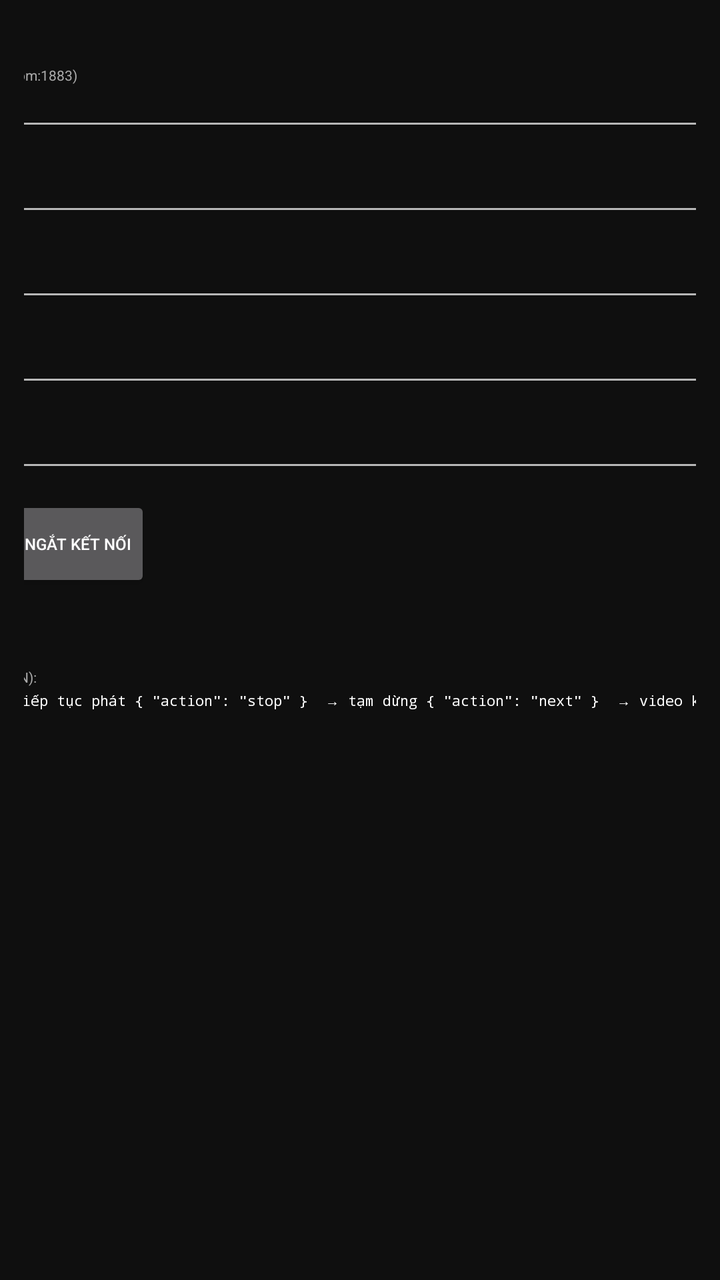
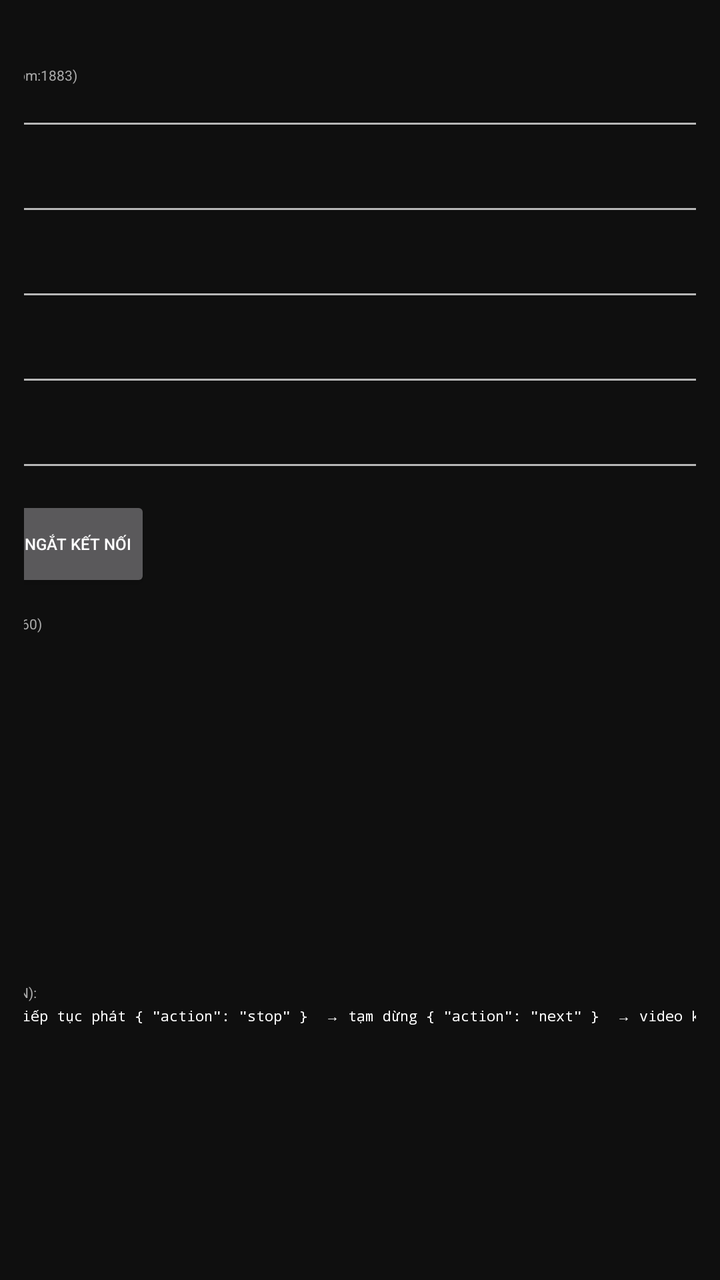

Before-and-after screenshots of an Android layout around one commit, followed by the original layout XML and the change that was made.
<!-- AndroidManifest.xml: application theme Theme.AppCompat.NoActionBar -->
<!-- res/layout/activity_settings.xml -->
<?xml version="1.0" encoding="utf-8"?>
<ScrollView xmlns:android="http://schemas.android.com/apk/res/android"
    android:layout_width="match_parent"
    android:layout_height="match_parent"
    android:fillViewport="true"
    android:padding="12dp"
    android:background="#0f0f0f">

    <LinearLayout
        android:orientation="vertical"
        android:layout_width="560dp"
        android:maxWidth="560dp"
        android:layout_height="wrap_content"
        android:layout_gravity="center_horizontal">

        <TextView
            android:layout_width="wrap_content"
            android:layout_height="wrap_content"
            android:text="Cài đặt MQTT"
            android:textColor="#FFFFFF"
            android:textSize="10sp"
            android:textStyle="bold"
            android:layout_marginBottom="7dp" />

        <TextView
            android:layout_width="wrap_content"
            android:layout_height="wrap_content"
            android:text="Broker (ví dụ: tcp://broker.hivemq.com:1883)"
            android:textColor="#AAAAAA"
            android:textSize="7sp" />

        <EditText
            android:id="@+id/et_broker"
            android:layout_width="match_parent"
            android:layout_height="wrap_content"
            android:textSize="8sp"
            android:textColor="#FFFFFF"
            android:inputType="textUri"
            android:importantForAutofill="no"
            android:layout_marginBottom="5dp" />

        <TextView
            android:layout_width="wrap_content"
            android:layout_height="wrap_content"
            android:text="Client ID"
            android:textColor="#AAAAAA"
            android:textSize="7sp" />

        <EditText
            android:id="@+id/et_client_id"
            android:layout_width="match_parent"
            android:layout_height="wrap_content"
            android:textSize="8sp"
            android:textColor="#FFFFFF"
            android:inputType="text"
            android:importantForAutofill="no"
            android:layout_marginBottom="5dp" />

        <TextView
            android:layout_width="wrap_content"
            android:layout_height="wrap_content"
            android:text="Username (nếu broker yêu cầu)"
            android:textColor="#AAAAAA"
            android:textSize="7sp" />

        <EditText
            android:id="@+id/et_username"
            android:layout_width="match_parent"
            android:layout_height="wrap_content"
            android:textSize="8sp"
            android:textColor="#FFFFFF"
            android:inputType="text"
            android:importantForAutofill="no"
            android:layout_marginBottom="5dp" />

        <TextView
            android:layout_width="wrap_content"
            android:layout_height="wrap_content"
            android:text="Password"
            android:textColor="#AAAAAA"
            android:textSize="7sp" />

        <EditText
            android:id="@+id/et_password"
            android:layout_width="match_parent"
            android:layout_height="wrap_content"
            android:textSize="8sp"
            android:textColor="#FFFFFF"
            android:inputType="textPassword"
            android:importantForAutofill="no"
            android:layout_marginBottom="5dp" />

        <TextView
            android:layout_width="wrap_content"
            android:layout_height="wrap_content"
            android:text="Topic đăng ký (subscribe)"
            android:textColor="#AAAAAA"
            android:textSize="7sp" />

        <EditText
            android:id="@+id/et_topic"
            android:layout_width="match_parent"
            android:layout_height="wrap_content"
            android:textSize="8sp"
            android:textColor="#FFFFFF"
            android:inputType="text"
            android:importantForAutofill="no"
            android:layout_marginBottom="7dp" />

        <LinearLayout
            android:orientation="horizontal"
            android:layout_width="wrap_content"
            android:layout_height="wrap_content"
            android:layout_marginBottom="5dp">

            <Button
                android:id="@+id/btn_save"
                android:layout_width="wrap_content"
                android:layout_height="wrap_content"
                android:minWidth="0dp"
                android:text="Lưu"
                android:textSize="8sp"
                android:paddingStart="10dp"
                android:paddingEnd="10dp"
                android:layout_marginEnd="8dp" />

            <Button
                android:id="@+id/btn_connect"
                android:layout_width="wrap_content"
                android:layout_height="wrap_content"
                android:minWidth="0dp"
                android:text="Kết nối"
                android:textSize="8sp"
                android:paddingStart="10dp"
                android:paddingEnd="10dp"
                android:layout_marginEnd="8dp" />

            <Button
                android:id="@+id/btn_disconnect"
                android:layout_width="wrap_content"
                android:layout_height="wrap_content"
                android:minWidth="0dp"
                android:text="Ngắt kết nối"
                android:textSize="8sp"
                android:paddingStart="10dp"
                android:paddingEnd="10dp" />
        </LinearLayout>

        <TextView
            android:id="@+id/tv_status"
            android:layout_width="wrap_content"
            android:layout_height="wrap_content"
            android:text="Chưa kết nối"
            android:textColor="#FFCC00"
            android:textSize="8sp"
            android:layout_marginBottom="5dp" />

        <TextView
            android:id="@+id/tv_ip"
            android:layout_width="wrap_content"
            android:layout_height="wrap_content"
            android:text="IP local: ..."
            android:textColor="#88FFFFFF"
            android:textSize="7sp"
            android:layout_marginBottom="7dp" />

        <TextView
            android:layout_width="wrap_content"
            android:layout_height="wrap_content"
            android:text="Định dạng tin nhắn điều khiển (JSON):"
            android:textColor="#AAAAAA"
            android:textSize="7sp" />

        <TextView
            android:layout_width="wrap_content"
            android:layout_height="wrap_content"
            android:text='{ "action": "play" }  → tiếp tục phát
{ "action": "stop" }  → tạm dừng
{ "action": "next" }  → video kế tiếp'
            android:textColor="#FFFFFF"
            android:textSize="7sp"
            android:fontFamily="monospace"
            android:layout_marginTop="2dp" />
    </LinearLayout>
</ScrollView>
<!-- resources referenced by this layout -->
<resources>

</resources>

<!-- the commit's change to res/layout/activity_settings.xml (unified diff, before → after) -->
@@ -147,6 +147,46 @@
         </LinearLayout>
 
         <TextView
+            android:layout_width="wrap_content"
+            android:layout_height="wrap_content"
+            android:text="Số phút tối đa được xem (mặc định 60)"
+            android:textColor="#AAAAAA"
+            android:textSize="7sp"
+            android:layout_marginTop="6dp" />
+
+        <EditText
+            android:id="@+id/et_max_minutes"
+            android:layout_width="100dp"
+            android:layout_height="wrap_content"
+            android:textSize="8sp"
+            android:textColor="#FFFFFF"
+            android:inputType="number"
+            android:importantForAutofill="no"
+            android:layout_marginBottom="5dp" />
+
+        <Button
+            android:id="@+id/btn_save_timer"
+            android:layout_width="wrap_content"
+            android:layout_height="wrap_content"
+            android:minWidth="0dp"
+            android:text="Lưu thông số"
+            android:textSize="8sp"
+            android:paddingStart="10dp"
+            android:paddingEnd="10dp"
+            android:layout_marginBottom="5dp" />
+
+        <Button
+            android:id="@+id/btn_reset_counter"
+            android:layout_width="wrap_content"
+            android:layout_height="wrap_content"
+            android:minWidth="0dp"
+            android:text="Reset bộ đếm"
+            android:textSize="8sp"
+            android:paddingStart="10dp"
+            android:paddingEnd="10dp"
+            android:layout_marginBottom="8dp" />
+
+        <TextView
             android:id="@+id/tv_status"
             android:layout_width="wrap_content"
             android:layout_height="wrap_content"
